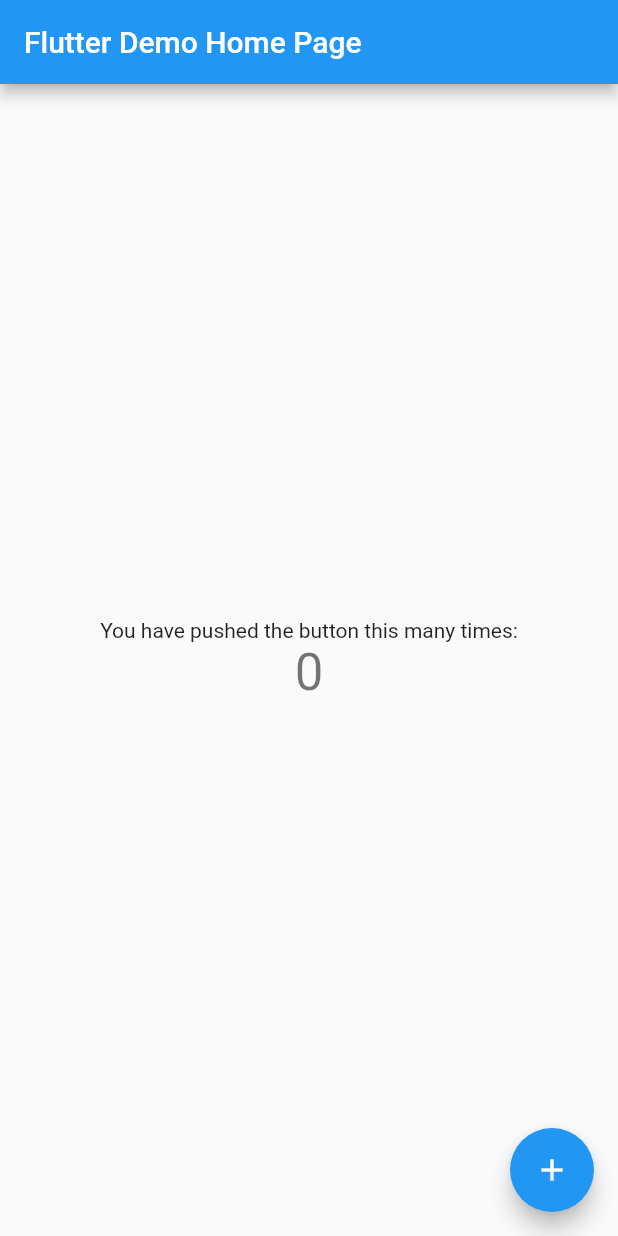
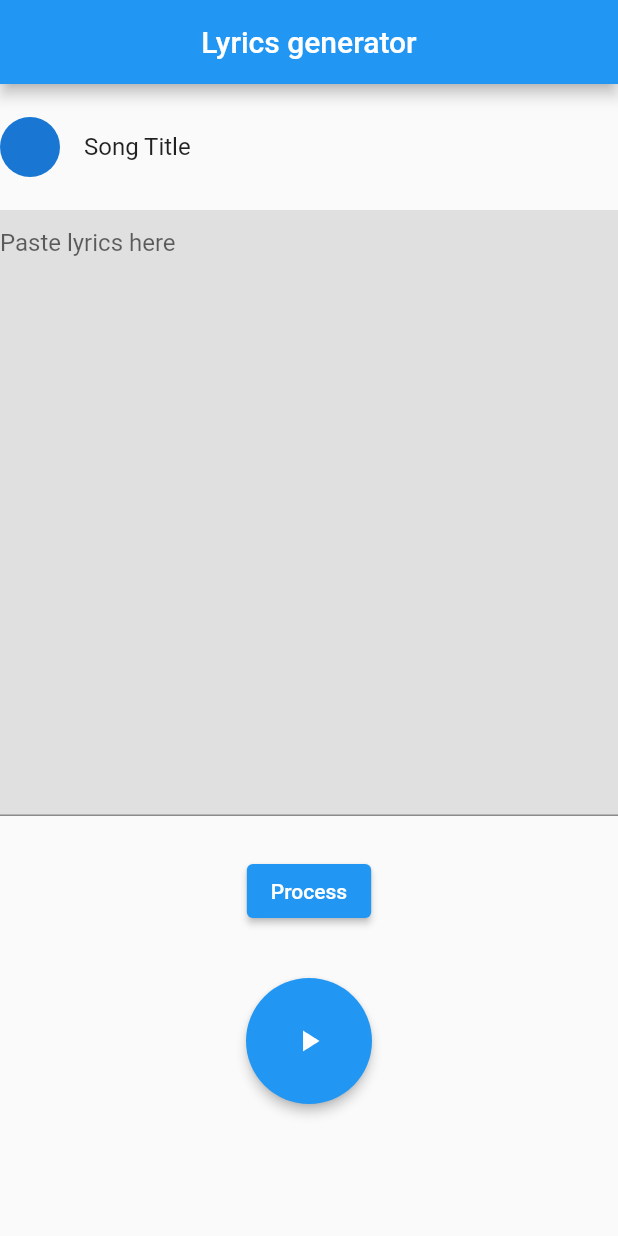
Before and after one commit to titoo-dev/flutter_lyricsmaker, a Flutter app: the screen it shows after launch, on a phone screen of 412 x 824 dp. Run offline on Flutter 3.47's test engine with Material 2 defaults, Android fonts, the phone set to English and light mode, and no system bars; our stand-ins replace flutter_riverpod, go_router.

Commit message:
second commit

```diff
--- a/lib/main.dart
+++ b/lib/main.dart
@@ -1,115 +1,25 @@
 import 'package:flutter/material.dart';
+import 'package:flutter_riverpod/flutter_riverpod.dart';
+import 'package:go_router/go_router.dart';
 
-void main() {
-  runApp(const MyApp());
-}
+import 'page/home.dart';
 
-class MyApp extends StatelessWidget {
-  const MyApp({Key? key}) : super(key: key);
+void main() => runApp(ProviderScope(child: App()));
 
-  // This widget is the root of your application.
-  @override
-  Widget build(BuildContext context) {
-    return MaterialApp(
-      title: 'Flutter Demo',
-      theme: ThemeData(
-        // This is the theme of your application.
-        //
-        // Try running your application with "flutter run". You'll see the
-        // application has a blue toolbar. Then, without quitting the app, try
-        // changing the primarySwatch below to Colors.green and then invoke
-        // "hot reload" (press "r" in the console where you ran "flutter run",
-        // or simply save your changes to "hot reload" in a Flutter IDE).
-        // Notice that the counter didn't reset back to zero; the application
-        // is not restarted.
-        primarySwatch: Colors.blue,
-      ),
-      home: const MyHomePage(title: 'Flutter Demo Home Page'),
-    );
-  }
-}
-
-class MyHomePage extends StatefulWidget {
-  const MyHomePage({Key? key, required this.title}) : super(key: key);
-
-  // This widget is the home page of your application. It is stateful, meaning
-  // that it has a State object (defined below) that contains fields that affect
-  // how it looks.
-
-  // This class is the configuration for the state. It holds the values (in this
-  // case the title) provided by the parent (in this case the App widget) and
-  // used by the build method of the State. Fields in a Widget subclass are
-  // always marked "final".
-
-  final String title;
+class App extends StatelessWidget {
+  App({Key? key}) : super(key: key);
 
   @override
-  State<MyHomePage> createState() => _MyHomePageState();
+  Widget build(BuildContext context) => MaterialApp.router(
+        routeInformationParser: _router.routeInformationParser,
+        routerDelegate: _router.routerDelegate,
+        title: 'Lyrics generator',
+      );
+
+  final _router = GoRouter(routes: [
+    GoRoute(
+      path: '/',
+      builder: (context, state) => const Home(),
+    ),
+  ]);
 }
-
-class _MyHomePageState extends State<MyHomePage> {
-  int _counter = 0;
-
-  void _incrementCounter() {
-    setState(() {
-      // This call to setState tells the Flutter framework that something has
-      // changed in this State, which causes it to rerun the build method below
-      // so that the display can reflect the updated values. If we changed
-      // _counter without calling setState(), then the build method would not be
-      // called again, and so nothing would appear to happen.
-      _counter++;
-    });
-  }
-
-  @override
-  Widget build(BuildContext context) {
-    // This method is rerun every time setState is called, for instance as done
-    // by the _incrementCounter method above.
-    //
-    // The Flutter framework has been optimized to make rerunning build methods
-    // fast, so that you can just rebuild anything that needs updating rather
-    // than having to individually change instances of widgets.
-    return Scaffold(
-      appBar: AppBar(
-        // Here we take the value from the MyHomePage object that was created by
-        // the App.build method, and use it to set our appbar title.
-        title: Text(widget.title),
-      ),
-      body: Center(
-        // Center is a layout widget. It takes a single child and positions it
-        // in the middle of the parent.
-        child: Column(
-          // Column is also a layout widget. It takes a list of children and
-          // arranges them vertically. By default, it sizes itself to fit its
-          // children horizontally, and tries to be as tall as its parent.
-          //
-          // Invoke "debug painting" (press "p" in the console, choose the
-          // "Toggle Debug Paint" action from the Flutter Inspector in Android
-          // Studio, or the "Toggle Debug Paint" command in Visual Studio Code)
-          // to see the wireframe for each widget.
-          //
-          // Column has various properties to control how it sizes itself and
-          // how it positions its children. Here we use mainAxisAlignment to
-          // center the children vertically; the main axis here is the vertical
-          // axis because Columns are vertical (the cross axis would be
-          // horizontal).
-          mainAxisAlignment: MainAxisAlignment.center,
-          children: <Widget>[
-            const Text(
-              'You have pushed the button this many times:',
-            ),
-            Text(
-              '$_counter',
-              style: Theme.of(context).textTheme.headline4,
-            ),
-          ],
-        ),
-      ),
-      floatingActionButton: FloatingActionButton(
-        onPressed: _incrementCounter,
-        tooltip: 'Increment',
-        child: const Icon(Icons.add),
-      ), // This trailing comma makes auto-formatting nicer for build methods.
-    );
-  }
-}
--- /dev/null
+++ b/lib/model/lyrics_line.dart
@@ -0,0 +1,6 @@
+class LyricsLine {
+  Duration? duration;
+  String text;
+
+  LyricsLine({this.duration, required this.text});
+}
--- /dev/null
+++ b/lib/page/home.dart
@@ -0,0 +1,44 @@
+import 'package:flutter/material.dart';
+
+import '../widget/custom_text_field.dart';
+import '../widget/player_action.dart';
+import '../widget/song_tile.dart';
+import '../widget/text_field_action.dart';
+
+class Home extends StatelessWidget {
+  const Home({Key? key}) : super(key: key);
+
+  @override
+  Widget build(BuildContext context) {
+    return Scaffold(
+      appBar: AppBar(
+        title: const Text('Lyrics generator'),
+        centerTitle: true,
+      ),
+      body: SizedBox(
+        width: double.infinity,
+        child: Column(
+          crossAxisAlignment: CrossAxisAlignment.center,
+          children: const [
+            // Text Field
+            SizedBox(
+              height: 14.0,
+            ),
+
+            SongTile(),
+
+            SizedBox(
+              height: 14.0,
+            ),
+
+            PageSwitcher(),
+
+            TextFieldAction(),
+
+            PlayerAction(),
+          ],
+        ),
+      ),
+    );
+  }
+}
--- /dev/null
+++ b/lib/provider/lyrics_process_provider.dart
@@ -0,0 +1,11 @@
+import 'package:flutter_lyricsmaker/model/lyrics_line.dart';
+import 'package:flutter_riverpod/flutter_riverpod.dart';
+
+final lyricsListProvider =
+    StateNotifierProvider<LyricsListNotifier, List<LyricsLine>>(
+  (ref) => LyricsListNotifier(),
+);
+
+class LyricsListNotifier extends StateNotifier<List<LyricsLine>> {
+  LyricsListNotifier() : super([]);
+}
--- /dev/null
+++ b/lib/provider/switch_page_provider.dart
@@ -0,0 +1,17 @@
+import 'package:flutter/material.dart';
+import 'package:flutter_riverpod/flutter_riverpod.dart';
+
+enum PageState { textarea, list }
+
+final switchPageProvider = StateNotifierProvider<SwitchPageNotifier, PageState>(
+  (ref) => SwitchPageNotifier(),
+);
+
+class SwitchPageNotifier extends StateNotifier<PageState> {
+  SwitchPageNotifier() : super(PageState.textarea);
+
+  to(PageState value) {
+    state = value;
+    debugPrint('$state');
+  }
+}
--- /dev/null
+++ b/lib/widget/animated_play_pause_button.dart
@@ -0,0 +1,45 @@
+import 'package:flutter/material.dart';
+
+class AnimatedPlayPauseButton extends StatefulWidget {
+  const AnimatedPlayPauseButton({Key? key}) : super(key: key);
+
+  @override
+  State<AnimatedPlayPauseButton> createState() =>
+      _AnimatedPlayPauseButtonState();
+}
+
+class _AnimatedPlayPauseButtonState extends State<AnimatedPlayPauseButton>
+    with SingleTickerProviderStateMixin {
+  late final AnimationController _animationController;
+
+  @override
+  void initState() {
+    super.initState();
+    _animationController = AnimationController(
+        vsync: this, duration: const Duration(milliseconds: 500));
+  }
+
+  onPressed() {
+    if (_animationController.isDismissed) {
+      _animationController.forward();
+    } else {
+      _animationController.reverse();
+    }
+  }
+
+  @override
+  Widget build(BuildContext context) {
+    return MaterialButton(
+      onPressed: onPressed,
+      color: Theme.of(context).primaryColor,
+      shape: const CircleBorder(),
+      elevation: 3,
+      padding: const EdgeInsets.all(30),
+      child: AnimatedIcon(
+        icon: AnimatedIcons.play_pause,
+        progress: _animationController,
+        color: Colors.white,
+      ),
+    );
+  }
+}
--- /dev/null
+++ b/lib/widget/custom_text_field.dart
@@ -0,0 +1,59 @@
+import 'package:flutter/material.dart';
+import 'package:flutter_riverpod/flutter_riverpod.dart';
+
+import '../provider/switch_page_provider.dart';
+
+class PageSwitcher extends ConsumerWidget {
+  const PageSwitcher({Key? key}) : super(key: key);
+
+  @override
+  Widget build(BuildContext context, WidgetRef ref) {
+    final state = ref.watch(switchPageProvider);
+    switch (state) {
+      case PageState.textarea:
+        return const CustomTextField();
+      case PageState.list:
+        return const CustomList();
+    }
+  }
+}
+
+class CustomList extends StatelessWidget {
+  const CustomList({Key? key}) : super(key: key);
+
+  @override
+  Widget build(BuildContext context) {
+    return Container(
+      width: 500,
+      height: 400,
+      constraints: const BoxConstraints(
+        maxWidth: 500,
+      ),
+      decoration: const BoxDecoration(
+        color: Colors.blue,
+      ),
+    );
+  }
+}
+
+class CustomTextField extends StatelessWidget {
+  const CustomTextField({Key? key}) : super(key: key);
+
+  @override
+  Widget build(BuildContext context) {
+    return Container(
+      constraints: const BoxConstraints(
+        maxWidth: 500,
+      ),
+      decoration: BoxDecoration(
+        color: Colors.grey[300],
+      ),
+      child: const TextField(
+        maxLines: 20,
+        decoration: InputDecoration(
+          hintText: 'Paste lyrics here',
+        ),
+      ),
+    );
+  }
+}
--- /dev/null
+++ b/lib/widget/player_action.dart
@@ -0,0 +1,21 @@
+import 'package:flutter/material.dart';
+
+import 'animated_play_pause_button.dart';
+
+class PlayerAction extends StatelessWidget {
+  const PlayerAction({Key? key}) : super(key: key);
+
+  @override
+  Widget build(BuildContext context) {
+    return Container(
+      constraints: const BoxConstraints(
+        maxWidth: 500,
+      ),
+      height: 100,
+      // color: Colors.blue,
+      child: const Center(
+        child: AnimatedPlayPauseButton(),
+      ),
+    );
+  }
+}
--- /dev/null
+++ b/lib/widget/song_tile.dart
@@ -0,0 +1,19 @@
+import 'package:flutter/material.dart';
+
+class SongTile extends StatelessWidget {
+  const SongTile({Key? key}) : super(key: key);
+
+  @override
+  Widget build(BuildContext context) {
+    return ConstrainedBox(
+      constraints: const BoxConstraints(
+        maxWidth: 500,
+      ),
+      child: const ListTile(
+        contentPadding: EdgeInsets.zero,
+        leading: CircleAvatar(),
+        title: Text('Song Title'),
+      ),
+    );
+  }
+}
--- /dev/null
+++ b/lib/widget/text_field_action.dart
@@ -0,0 +1,25 @@
+import 'package:flutter/material.dart';
+import 'package:flutter_riverpod/flutter_riverpod.dart';
+
+import '../provider/switch_page_provider.dart';
+
+class TextFieldAction extends ConsumerWidget {
+  const TextFieldAction({Key? key}) : super(key: key);
+
+  @override
+  Widget build(BuildContext context, WidgetRef ref) {
+    final controller = ref.read(switchPageProvider.notifier);
+    return Container(
+      constraints: const BoxConstraints(
+        maxWidth: 500,
+      ),
+      height: 100,
+      child: Center(
+        child: ElevatedButton(
+          onPressed: () => controller.to(PageState.list),
+          child: const Text('Process'),
+        ),
+      ),
+    );
+  }
+}
```
Also changed, not shown: 1 other file.
